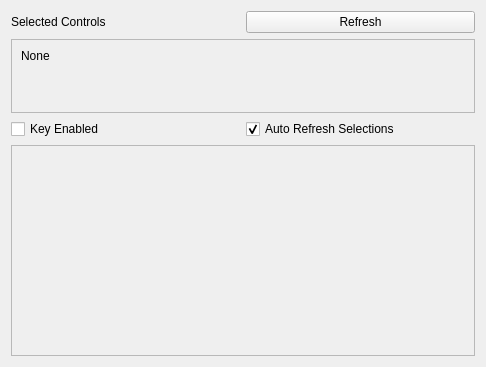
Above: ILLMayaSpaceSwitcherManager.ui from ill/ILLMayaSpaceSwitcher before the change. Below: the same form after it.
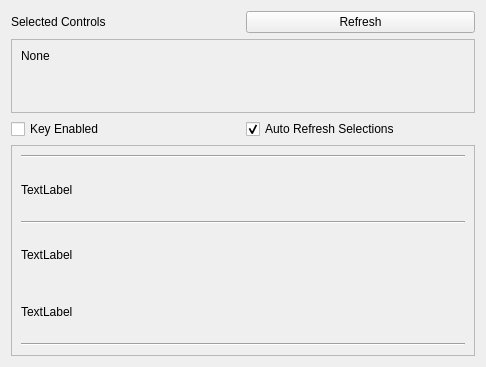
That is the form after the change.

Commit message: Added the group widgets

```diff
--- a/ILLMayaSpaceSwitcherManager.ui
+++ b/ILLMayaSpaceSwitcherManager.ui
@@ -121,10 +121,53 @@
         <x>0</x>
         <y>0</y>
         <width>472</width>
-        <height>251</height>
+        <height>220</height>
        </rect>
       </property>
-      <layout class="QVBoxLayout" name="verticalLayout_3"/>
+      <layout class="QVBoxLayout" name="verticalLayout_3">
+       <item>
+        <widget class="Line" name="line">
+         <property name="orientation">
+          <enum>Qt::Orientation::Horizontal</enum>
+         </property>
+        </widget>
+       </item>
+       <item>
+        <widget class="QLabel" name="label_3">
+         <property name="text">
+          <string>TextLabel</string>
+         </property>
+        </widget>
+       </item>
+       <item>
+        <widget class="Line" name="line_2">
+         <property name="orientation">
+          <enum>Qt::Orientation::Horizontal</enum>
+         </property>
+        </widget>
+       </item>
+       <item>
+        <widget class="QLabel" name="label_2">
+         <property name="text">
+          <string>TextLabel</string>
+         </property>
+        </widget>
+       </item>
+       <item>
+        <widget class="QLabel" name="label">
+         <property name="text">
+          <string>TextLabel</string>
+         </property>
+        </widget>
+       </item>
+       <item>
+        <widget class="Line" name="line_3">
+         <property name="orientation">
+          <enum>Qt::Orientation::Horizontal</enum>
+         </property>
+        </widget>
+       </item>
+      </layout>
      </widget>
     </widget>
    </item>
```
Left out of the diff: 4 changed lines with no effect on the pictures. The commit also changes 3 other files.
